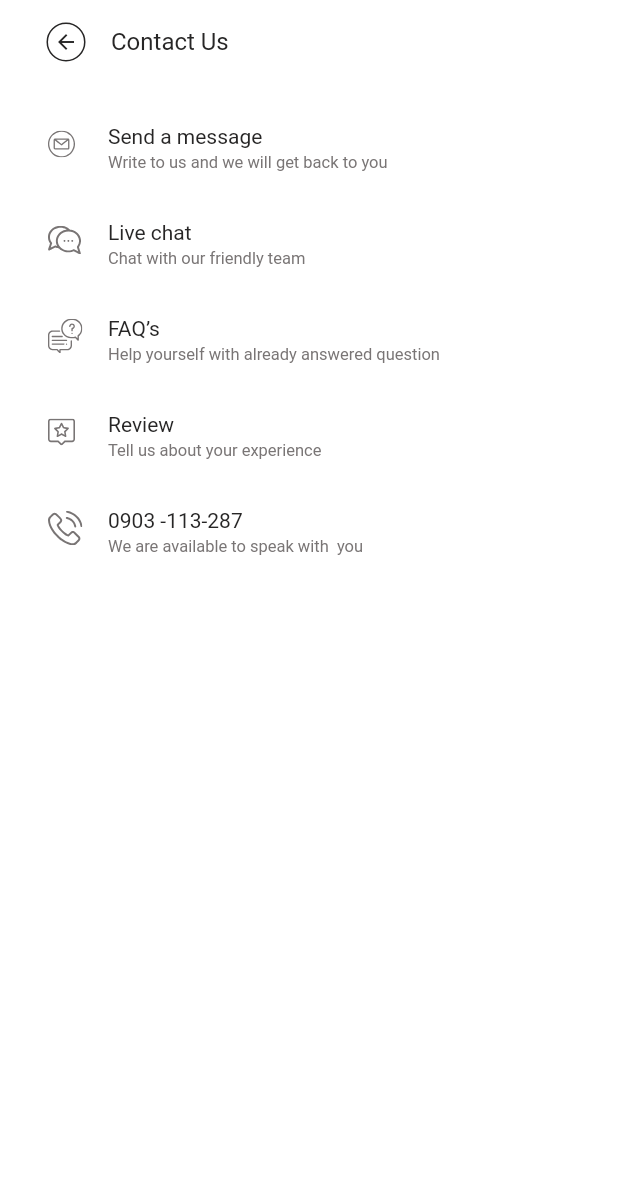
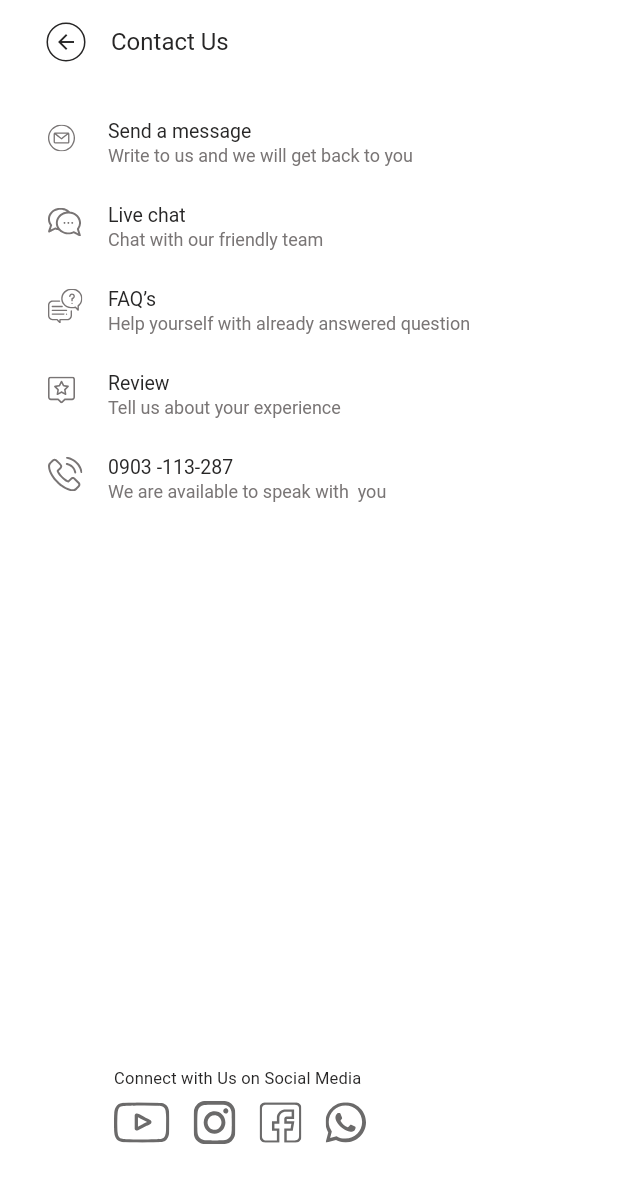
Before and after one commit to De-Morgan/xcrow, a Flutter app: the ContactUsPage screen opened directly, on a phone screen of 412 x 824 dp. Shown: the top 1183 px of the screen. Run offline on Flutter 3.47's test engine with Material 3 defaults, Android fonts, the phone set to English and light mode, and no system bars; our stand-ins replace dio, flutter_svg, hooks_riverpod.

Commit message:
contact us page

```diff
--- a/lib/ui/contact_us/pages/contact_us_page.dart
+++ b/lib/ui/contact_us/pages/contact_us_page.dart
@@ -1,7 +1,9 @@
 import 'package:flutter/material.dart';
+import 'package:xcrow/ui/home_page/widgets/nav_page_padding.dart';
 import 'package:xcrow/ui/shared/app_listtile.dart';
 import 'package:xcrow/ui/shared/appbar_widget.dart';
-import 'package:xcrow/ui/shared/padded_container.dart';
+import 'package:xcrow/ui/shared/svg_widget.dart';
+import 'package:xcrow/ui/utils/context_extension.dart';
 import 'package:xcrow/ui/utils/svg_path.dart';
 
 class ContactUsPage extends StatelessWidget {
@@ -9,43 +11,77 @@ class ContactUsPage extends StatelessWidget {
 
   @override
   Widget build(BuildContext context) {
-    return Scaffold(
-      body: PaddedContainer(
-        horizontalPadding: 16,
+    return ScaffoldPagePaddingWidget(
       child: Scaffold(
-          appBar: TopAppBarWidget(
+        appBar: const TopAppBarWidget(
           title: 'Contact Us',
         ),
         body: Column(
           children: [
             const SizedBox(height: 8),
-              AppListTile(
+            const AppListTile(
               leadingSvg: SvgPath.message,
               title: 'Send a message',
               subtitle: 'Write to us and we will get back to you',
             ),
-              AppListTile(
+            const AppListTile(
               leadingSvg: SvgPath.chat,
               title: 'Live chat',
               subtitle: 'Chat with our friendly team',
             ),
-              AppListTile(
+            const AppListTile(
               leadingSvg: SvgPath.conversation,
               title: 'FAQ’s',
               subtitle: "Help yourself with already answered question",
             ),
-              AppListTile(
+            const AppListTile(
               leadingSvg: SvgPath.review,
               title: 'Review',
               subtitle: 'Tell us about your experience',
             ),
-              AppListTile(
+            const AppListTile(
               leadingSvg: SvgPath.phone,
               title: '0903 -113-287',
               subtitle: 'We are available to speak with  you',
             ),
+            const Spacer(
+              flex: 6,
+            ),
+            Padding(
+              padding: const EdgeInsets.only(left: 60.0),
+              child: Column(
+                crossAxisAlignment: CrossAxisAlignment.start,
+                children: [
+                  Text(
+                    'Connect with Us on Social Media',
+                    style: context.titleMedium
+                        ?.copyWith(fontSize: 11, fontWeight: FontWeight.w300),
+                  ),
+                  const SizedBox(height: 6),
+                  const Row(
+                    children: [
+                      SvgWidget(
+                        svgPath: SvgPath.youtube,
+                      ),
+                      SizedBox(width: 16),
+                      SvgWidget(
+                        svgPath: SvgPath.instagram,
+                      ),
+                      SizedBox(width: 16),
+                      SvgWidget(
+                        svgPath: SvgPath.facebook,
+                      ),
+                      SizedBox(width: 16),
+                      SvgWidget(
+                        svgPath: SvgPath.whatsapp,
+                      ),
+                    ],
+                  )
                 ],
               ),
+            ),
+            const Spacer(),
+          ],
         ),
       ),
     );
--- a/lib/ui/home_page/pages/mother_page.dart
+++ b/lib/ui/home_page/pages/mother_page.dart
@@ -3,6 +3,7 @@ import 'package:hooks_riverpod/hooks_riverpod.dart';
 import 'package:xcrow/ui/contact_us/pages/contact_us_page.dart';
 import 'package:xcrow/ui/home_page/pages/home_page.dart';
 import 'package:xcrow/ui/home_page/widgets/button_nav_widget.dart';
+import 'package:xcrow/ui/settings/pages/settings_page.dart';
 
 class MotherPage extends ConsumerWidget {
   const MotherPage({super.key});
@@ -11,7 +12,7 @@ class MotherPage extends ConsumerWidget {
     HomePage(),
     SizedBox(),
     ContactUsPage(),
-    SizedBox(),
+    SettingsPage(),
   ];
 
   @override
--- /dev/null
+++ b/lib/ui/home_page/widgets/nav_page_padding.dart
@@ -0,0 +1,16 @@
+import 'package:flutter/material.dart';
+import 'package:xcrow/ui/shared/padded_container.dart';
+
+class ScaffoldPagePaddingWidget extends StatelessWidget {
+  const ScaffoldPagePaddingWidget({super.key, required this.child});
+  final Widget child;
+  @override
+  Widget build(BuildContext context) {
+    return Scaffold(
+      body: PaddedContainer(
+        horizontalPadding: 16,
+        child: child,
+      ),
+    );
+  }
+}
--- a/lib/ui/shared/app_listtile.dart
+++ b/lib/ui/shared/app_listtile.dart
@@ -29,6 +29,7 @@ class AppListTile extends StatelessWidget {
             true => Text(subtitle),
             false => null
           },
+      dense: true,
       leading: leading ??
           switch (leadingSvg != null) {
             true => SvgWidget(
--- a/lib/ui/utils/svg_path.dart
+++ b/lib/ui/utils/svg_path.dart
@@ -24,4 +24,9 @@ class SvgPath {
   static const review = '${_root}review.svg';
   static const phone = '${_root}phone.svg';
   static const conversation = '${_root}conversation.svg';
+
+  static const facebook = '${_root}facebook.svg';
+  static const instagram = '${_root}instagram.svg';
+  static const whatsapp = '${_root}whatsapp.svg';
+  static const youtube = '${_root}youtube.svg';
 }
```
Also changed, not shown: lib/ui/settings/pages/settings_page.dart (added, +49 -0 lines), assets/svgs/facebook.svg (added), assets/svgs/instagram.svg (added), assets/svgs/whatsapp.svg (added), assets/svgs/youtube.svg (added). Lines whose indentation alone changed are shown as unchanged.
